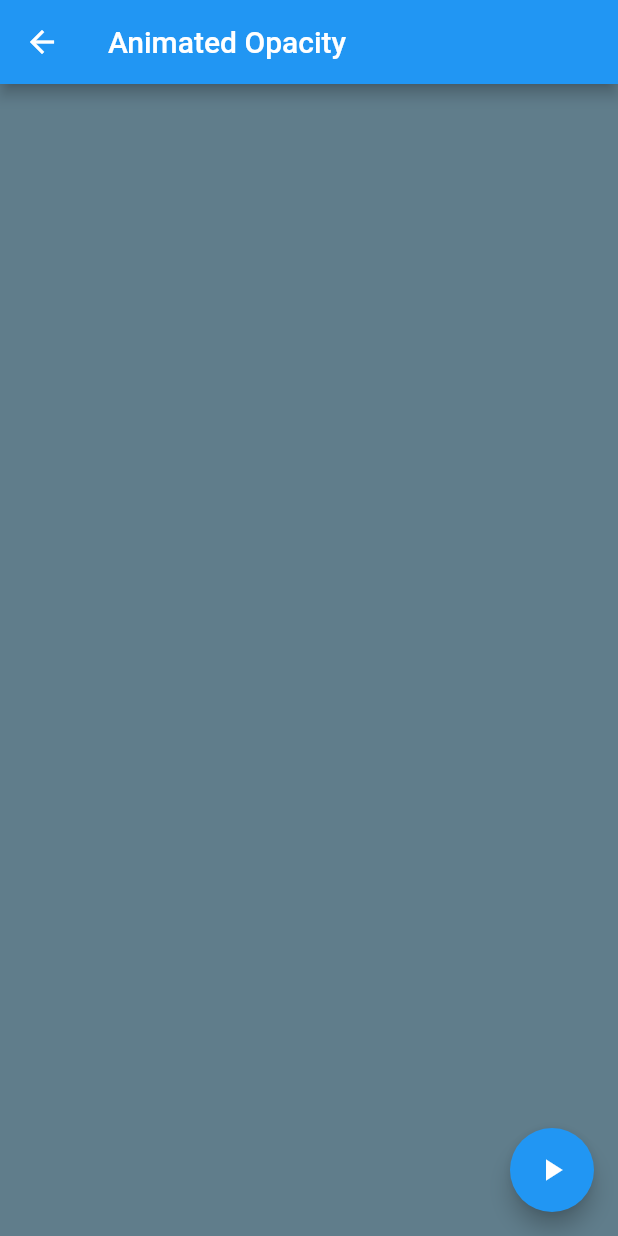
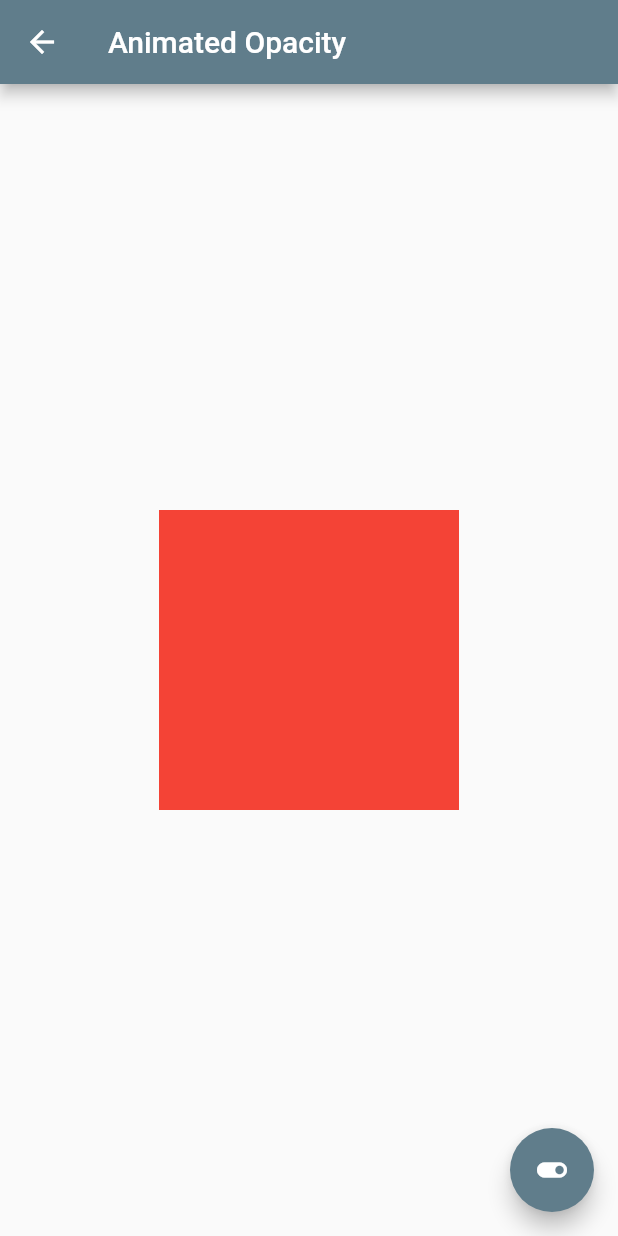
Before and after one commit to auaicn/Testbed-flutter, a Flutter app: the screen it shows after launch, after a tap on "Animated Opacity", on a phone screen of 412 x 824 dp. Run offline on Flutter 3.47's test engine with Material 2 defaults, Android fonts, the phone set to English and light mode, and no system bars.

Commit message:
Course: Animated opactiy
- changed Theme swatch color to my favorite system blue-grey

```diff
--- a/course_2/lib/main.dart
+++ b/course_2/lib/main.dart
@@ -11,7 +11,7 @@ class InflearnCourseApp extends StatelessWidget {
     return MaterialApp(
       title: 'Inflearn Course App',
       theme: ThemeData(
-        primarySwatch: Colors.blue,
+        primarySwatch: Colors.blueGrey,
       ),
       home: TitlePage(),
     );
--- a/course_2/lib/my_animated_opacity.dart
+++ b/course_2/lib/my_animated_opacity.dart
@@ -8,6 +8,8 @@ class MyAnimatedOpacity extends StatefulWidget {
 }
 
 class _MyAnimatedOpacityState extends State<MyAnimatedOpacity> {
+  bool _visible = true;
+
   @override
   Widget build(BuildContext context) {
     return Scaffold(
@@ -20,12 +22,24 @@ class _MyAnimatedOpacityState extends State<MyAnimatedOpacity> {
           },
         ),
       ),
-      body: Container(
-        color: Colors.blueGrey,
+      body: Center(
+        child: AnimatedOpacity(
+          opacity: _visible ? 1.0 : 0.0,
+          duration: Duration(milliseconds: 500),
+          child: Container(
+            width: 200,
+            height: 200,
+            color: Colors.red,
+          ),
+        ),
       ),
       floatingActionButton: FloatingActionButton(
-        child: Icon(Icons.play_arrow),
-        onPressed: () {},
+        child: Icon(_visible ? Icons.toggle_on : Icons.toggle_off),
+        onPressed: () {
+          setState(() {
+            _visible = !_visible;
+          });
+        },
       ),
     );
   }
```
